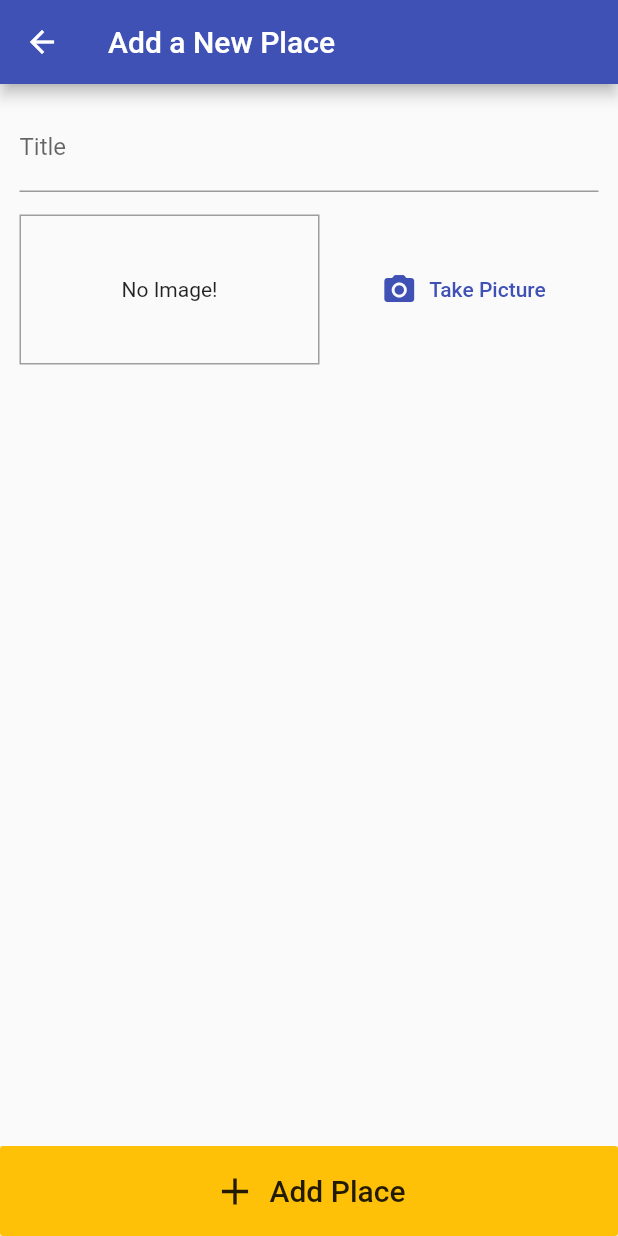
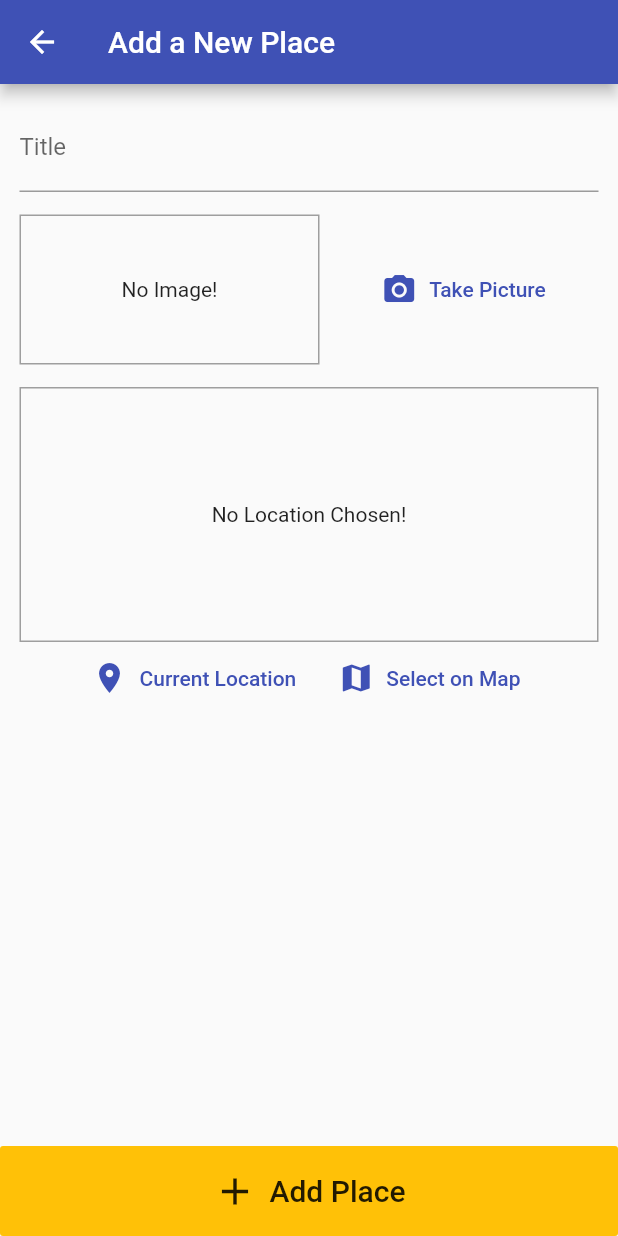
Before and after one commit to agrawalkunal2001/Great_Places, a Flutter app: the AddPlaceScreen screen opened by its route, after a tap on "Take Picture", on a phone screen of 412 x 824 dp. Run offline on Flutter 3.47's test engine with Material 2 defaults, Android fonts, the phone set to English and light mode, and no system bars; our stand-ins replace image_picker, location, sqflite; accounts and stored records are empty.

Commit message:
Fetching user's current location

```diff
--- a/lib/screens/add_place_screen.dart
+++ b/lib/screens/add_place_screen.dart
@@ -1,5 +1,6 @@
 import 'dart:io';
 import 'package:flutter/material.dart';
+import 'package:great_places/widgets/location_input.dart';
 import 'package:provider/provider.dart';
 import 'package:great_places/providers/great_places.dart';
 import 'package:great_places/widgets/image_input.dart';
@@ -51,6 +52,10 @@ class _AddPlaceScreenState extends State<AddPlaceScreen> {
                       height: 15,
                     ),
                     ImageInput(_selectImage),
+                    SizedBox(
+                      height: 15,
+                    ),
+                    LocationInput(),
                   ],
                 ),
               ),
--- a/lib/widgets/image_input.dart
+++ b/lib/widgets/image_input.dart
@@ -24,11 +24,12 @@ class _ImageInputState extends State<ImageInput> {
       return;
     }
     setState(() {
-      _storedImage = File(imageFile!.path);
+      _storedImage = File(imageFile.path);
     });
     final appDirectory = await syspaths
         .getApplicationDocumentsDirectory(); // It is a directory on the device which is reserved for app data.
-    final fileName = path.basename(imageFile!.path);
+    final fileName = path.basename(
+        imageFile.path); // Gets the part of the path after the last separator
     final savedImage =
         await File(imageFile.path).copy('${appDirectory.path}/$fileName');
     widget.onSelectImage(savedImage);
--- /dev/null
+++ b/lib/widgets/location_input.dart
@@ -0,0 +1,62 @@
+import 'package:flutter/material.dart';
+import 'dart:io';
+import 'package:location/location.dart';
+import 'package:path/path.dart' as path;
+import 'package:path_provider/path_provider.dart' as syspaths;
+
+class LocationInput extends StatefulWidget {
+  const LocationInput({Key? key}) : super(key: key);
+
+  @override
+  State<LocationInput> createState() => _LocationInputState();
+}
+
+class _LocationInputState extends State<LocationInput> {
+  String? _previewImageUrl;
+
+  Future<void> _getUserCurrentLocation() async {
+    final locationData = await Location().getLocation();
+    print(locationData.latitude);
+    print(locationData.longitude);
+  }
+
+  @override
+  Widget build(BuildContext context) {
+    return Column(
+      children: <Widget>[
+        Container(
+          height: 170,
+          width: double.infinity,
+          alignment: Alignment.center,
+          decoration:
+              BoxDecoration(border: Border.all(width: 1, color: Colors.grey)),
+          child: _previewImageUrl == null
+              ? Text(
+                  "No Location Chosen!",
+                  textAlign: TextAlign.center,
+                )
+              : Image.network(
+                  _previewImageUrl as String,
+                  fit: BoxFit.cover,
+                  width: double.infinity,
+                ),
+        ),
+        Row(
+          mainAxisAlignment: MainAxisAlignment.center,
+          children: <Widget>[
+            FlatButton.icon(
+                icon: Icon(Icons.location_on),
+                label: Text("Current Location"),
+                textColor: Theme.of(context).primaryColor,
+                onPressed: _getUserCurrentLocation),
+            FlatButton.icon(
+                icon: Icon(Icons.map),
+                label: Text("Select on Map"),
+                textColor: Theme.of(context).primaryColor,
+                onPressed: () {}),
+          ],
+        ),
+      ],
+    );
+  }
+}
--- a/pubspec.yaml
+++ b/pubspec.yaml
@@ -31,6 +31,7 @@ dependencies:
   flutter:
     sdk: flutter
   image_picker: null
+  location: null
   path: null
   path_provider: null
   provider: null
```
Also changed, not shown: pubspec.lock, 2 other files.
